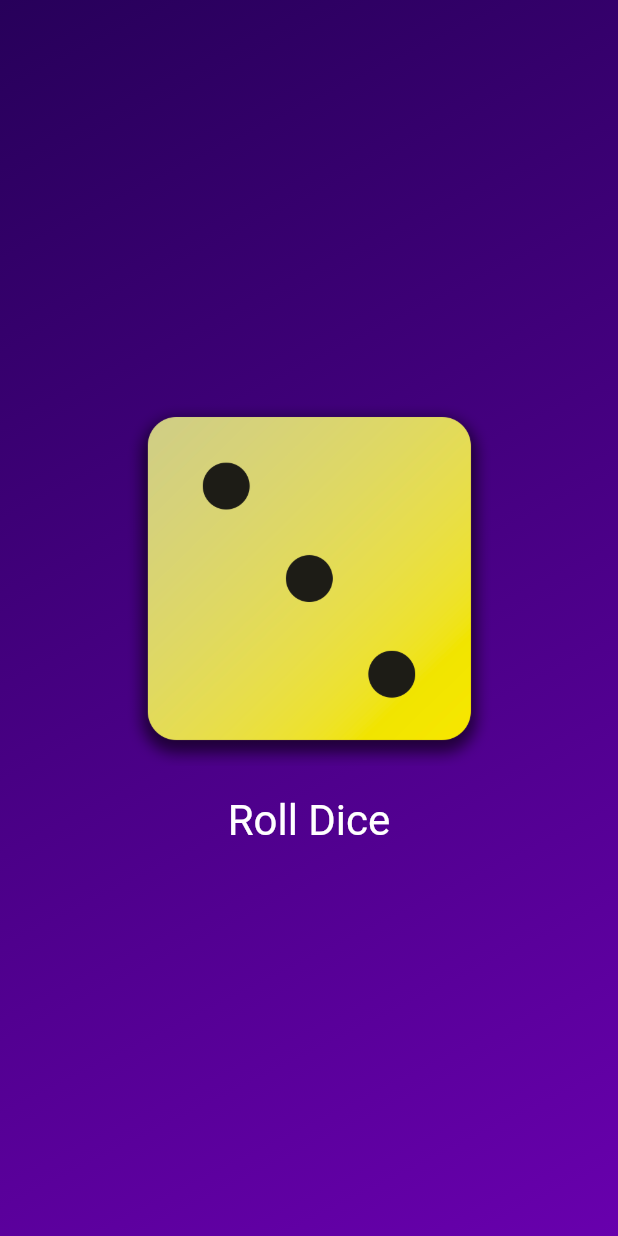
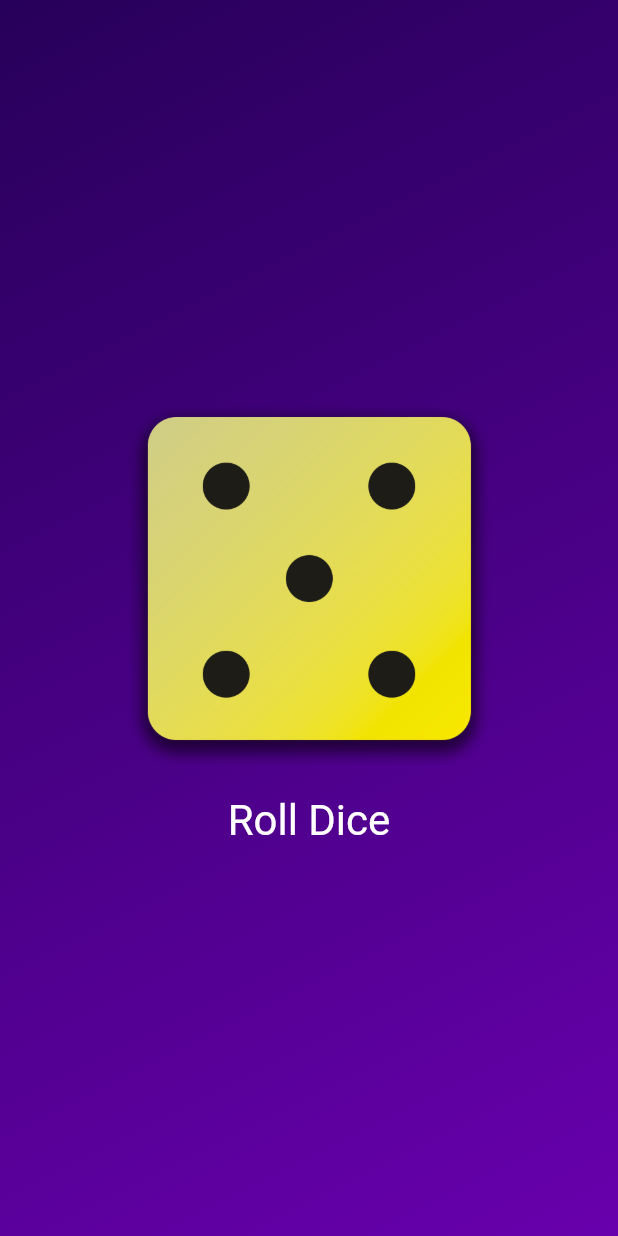
Before and after one commit to Cactuskiller/First_flutter_app, a Flutter app: the screen it shows after launch, after a tap on "Roll Dice", on a phone screen of 412 x 824 dp. Run offline on Flutter 3.47's test engine with Material 3 defaults, Android fonts, the phone set to English and light mode, and no system bars.

Commit message:
finishing up the roll dice game ,first flutter app

```diff
--- a/lib/gradient_container.dart
+++ b/lib/gradient_container.dart
@@ -1,20 +1,21 @@
 import 'package:flutter/material.dart';
-//import 'package:first_app/styled_text.dart';
+import 'package:first_app/roller_dice.dart';
 
-//in the following a custome widget was made by creating a class since all widget are objects and this class inherit form the StatelessWidget which is a built in class in flutter that help us to add all the neccessery additions inorder for flutter to understand our custome widget although there is one method that has to be overrided which is the built function of type widget aka returens a widget ,a context prameter shall be passed and it get it's value when we run the app
+
 const startAlignment = Alignment.topLeft;
 const endAlignment = Alignment.bottomRight;
 
 class GradientContainer extends StatelessWidget {
   //adding a cunstrecter function
-  GradientContainer(this.color1, this.color2, {super.key});
+  const GradientContainer(this.color1, this.color2, {super.key});
+
+  //a second constructer that can be used if the colors are not passed to the first or main constructer
+  const GradientContainer.purple({super.key})
+      : color1 = Colors.purple,
+        color2 = Colors.deepPurpleAccent;
+
   final Color color1;
   final Color color2;
-  var activeRollDice = 'assets/images/dice-3.png';
-  void rollDice() {
-    activeRollDice = 'assets/images/dice-4.png';
-    print("changing image");
-  }
 
   @override
   Widget build(context) {
@@ -26,25 +27,10 @@ class GradientContainer extends StatelessWidget {
           end: endAlignment,
         ),
       ),
-      child: Center(
-        child: Column(
-          mainAxisSize: MainAxisSize.min,
-          children: [
-            Image.asset(
-              activeRollDice,
-              width: 250,
-            ),
-            // const SizedBox(height: 20),
-            TextButton(
-                onPressed: rollDice,
-                style: TextButton.styleFrom(
-                    padding: const EdgeInsets.only(top: 20),
-                    foregroundColor: Colors.white,
-                    textStyle: const TextStyle(fontSize: 28)),
-                child: const Text('Roll Dice'))
-          ],
-        ),
+      child: const Center(
+        child: DiceRoller(),
       ),
     );
   }
 }
+//in the following a custome widget was made by creating a class since all widget are objects and this class inherit form the StatelessWidget which is a built in class in flutter that help us to add all the neccessery additions inorder for flutter to understand our custome widget although there is one method that has to be overrided which is the built function of type widget aka returens a widget ,a context prameter shall be passed and it get it's value when we run the app
--- a/lib/main.dart
+++ b/lib/main.dart
@@ -3,10 +3,10 @@ import 'package:first_app/gradient_container.dart';
 
 void main() {
   runApp(
-    MaterialApp(
+    const MaterialApp(
       home: Scaffold(
-        body: GradientContainer(const Color.fromRGBO(39, 0, 90, 1),
-            const Color.fromARGB(255, 104, 0, 173)),
+        body: GradientContainer(
+            Color.fromRGBO(39, 0, 90, 1), Color.fromARGB(255, 104, 0, 173)),
       ),
     ),
   );
--- /dev/null
+++ b/lib/roller_dice.dart
@@ -0,0 +1,57 @@
+import 'dart:math';
+import 'package:flutter/material.dart';
+
+final randomizer =
+    Random(); //to avoid creating a new random object every time the setState method is being executed
+
+//this is the structure of the stateful weiget
+class DiceRoller extends StatefulWidget {
+  //constrcuter
+  const DiceRoller({super.key});
+
+  @override
+  State<DiceRoller> createState() {
+    // a generic type of function that return a state
+    return _DiceRollerState();
+  }
+}
+
+//a praivate class that is only manged only in this file
+class _DiceRollerState extends State<DiceRoller> {
+  //this class does change and that's why we do not add a const contructer cuz it is changable
+
+  var currentDiceRoller = 2; //initial value
+
+  void rollDice() {
+    //a function that is provided by the state class since _DiceRollerState inherted form the state class
+    setState(() {
+      //makes the state of the UI daynamiclly change based on the the current state of the UI
+
+      //generating random values from 1 to 6
+      currentDiceRoller = randomizer.nextInt(6) +
+          1; //set the varable to randome function to generate eandem values
+    });
+  }
+ //the private class does has the build function which has a similer structure of the build function that we saw in the stateless widget
+  @override
+  Widget build(context) {
+    return Column(
+      mainAxisSize: MainAxisSize.min,
+      children: [
+        Image.asset(
+          'assets/images/dice-$currentDiceRoller.png',
+          width: 250,
+        ),
+        // const SizedBox(height: 20), => a diffrent approch to create a space between the image and the button
+        TextButton(
+            onPressed: rollDice,
+            style: TextButton.styleFrom(
+                padding: const EdgeInsets.only(top: 20),
+                foregroundColor: Colors.white,
+                textStyle: const TextStyle(fontSize: 28)),
+            child: const Text('Roll Dice'))
+      ],
+    );
+  }
+}
+//when working with satefull widgets you are always going to work with two classes
```
